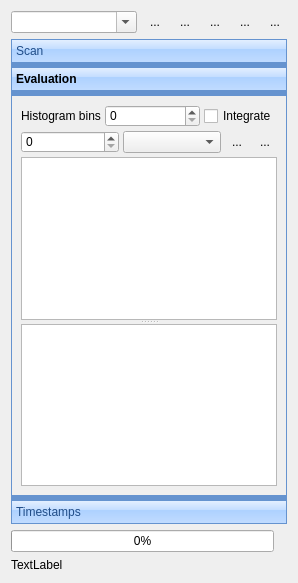
Above: ui/ScanControlUi.ui from MonroeQuantumNetworks/IonControl before the change. Below: the same form after it.
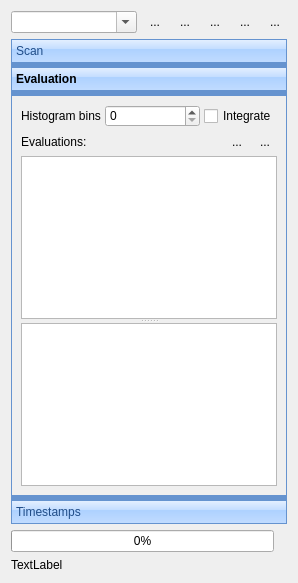
That is the form after the change. The open tabs and pages were chosen to show the change. Icons and pictures are not drawn. Custom widgets are drawn as their Qt base class.

Commit message: remove obsolete evaluation table controls

```diff
--- a/ui/ScanControlUi.ui
+++ b/ui/ScanControlUi.ui
@@ -448,15 +448,12 @@
        <item>
         <layout class="QHBoxLayout" name="horizontalLayout_4">
          <item>
-          <widget class="QSpinBox" name="counterSelectSpinBox">
-           <property name="maximum">
-            <number>15</number>
+          <widget class="QLabel" name="label">
+           <property name="text">
+            <string>Evaluations:</string>
            </property>
           </widget>
          </item>
-         <item>
-          <widget class="QComboBox" name="evalAlgorithmCombo"/>
-         </item>
          <item>
           <widget class="QToolButton" name="addEvaluationButton">
            <property name="text">
```
Left out of the diff: 2 changed lines with no effect on the pictures. The commit also changes 1 other file.
